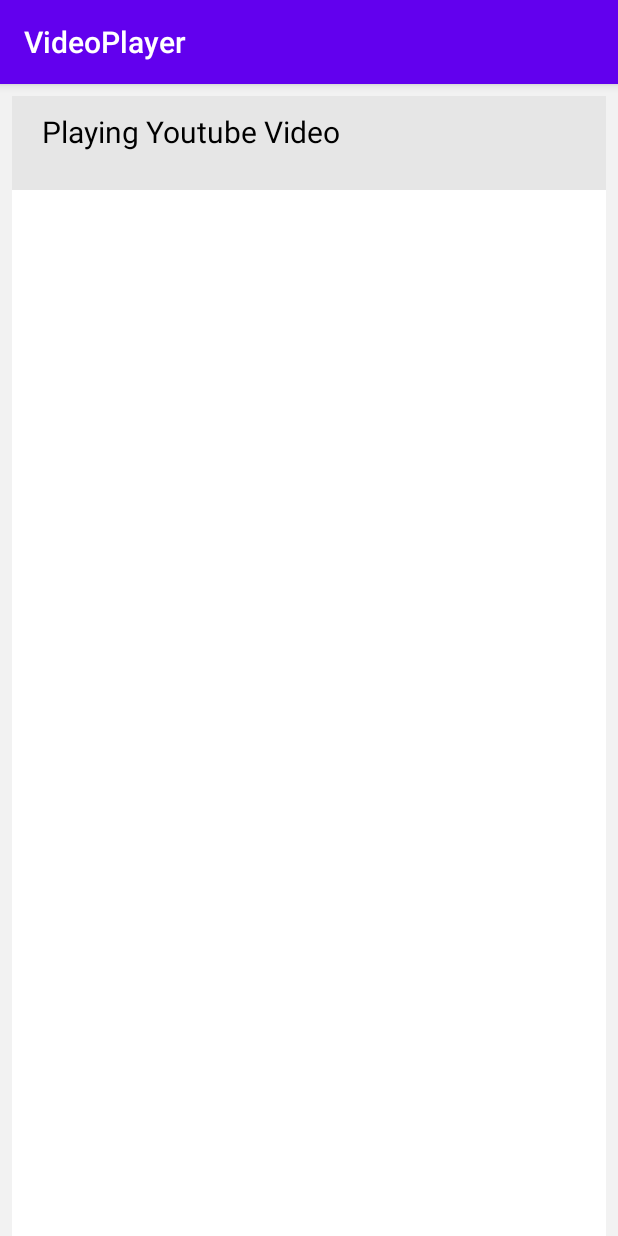
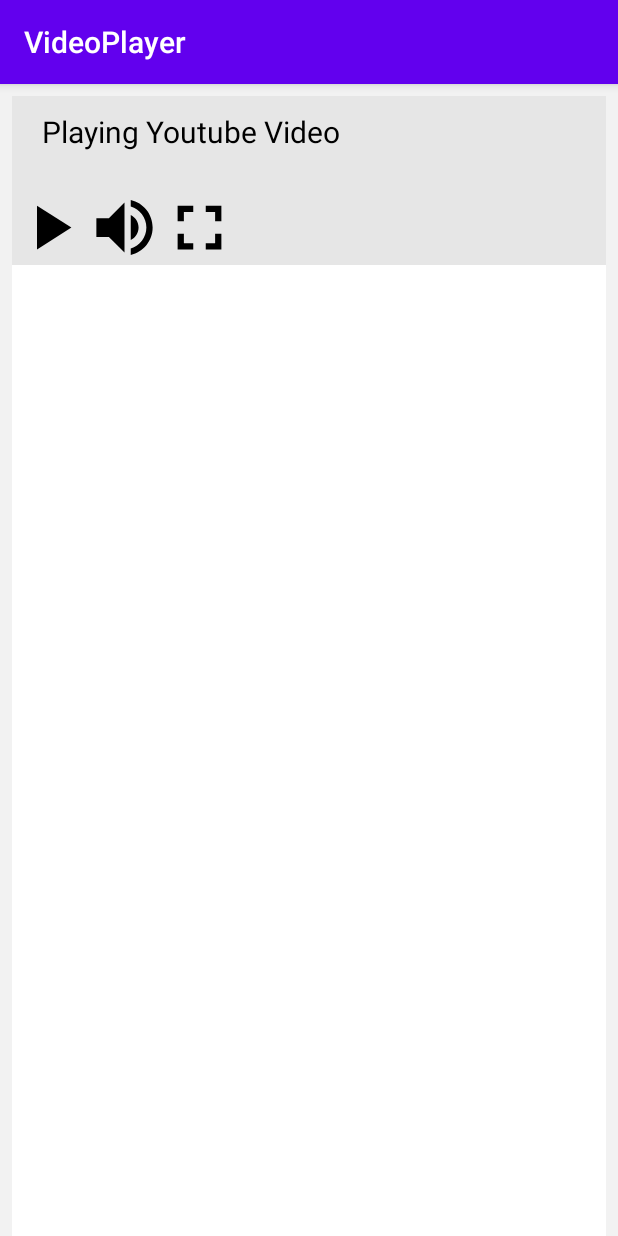
Before and after one commit to shivamsoods/ExoPlayerFullcreen, an Android app: the screen it shows after launch (MainActivity), on a phone screen of 412 x 824 dp. Run offline under Robolectric (Android 15) with nearby library versions, the phone set to English and light mode, and no system bars; libraries missing offline, so code that uses them is left out: com.google.android.exoplayer2; pictures from the network do not load; 11 statements that could not run were skipped.

Commit message:
Minor Changes

```diff
--- a/app/build.gradle
+++ b/app/build.gradle
@@ -6,7 +6,7 @@ android {
 
     defaultConfig {
         applicationId "com.shivam.videoplayer"
-        minSdkVersion 21
+        minSdkVersion 16
         targetSdkVersion 29
         versionCode 1
         versionName "1.0"
--- a/app/src/main/java/com/shivam/videoplayer/Resources.java
+++ b/app/src/main/java/com/shivam/videoplayer/Resources.java
@@ -5,7 +5,7 @@ class Resources {
 
     static final MediaObject[] MEDIA_OBJECTS = {
             new MediaObject("Playing Youtube Video ",
-                    "https://r2---sn-cnoa-na8e.googlevideo.com/videoplayback?expire=1587589570&ei=Yl2gXqKICOfAjATWqanwDg&ip=64.187.235.78&id=o-AJ71ct9GiONi-JR4MS-kJ58MRS1qXmVpPzzWhR6Qs10t&itag=18&source=youtube&requiressl=yes&vprv=1&mime=video%2Fmp4&gir=yes&clen=18014113&ratebypass=yes&dur=237.168&lmt=1586912914265688&fvip=2&c=WEB&txp=5531432&sparams=expire%2Cei%2Cip%2Cid%2Citag%2Csource%2Crequiressl%2Cvprv%2Cmime%2Cgir%2Cclen%2Cratebypass%2Cdur%2Clmt&sig=AJpPlLswRQIgKAIjxLxMa64-AAyJjhxmKD_Ta7X8gnGbylnks2L_aE4CIQDcVXjF3qU9s9qoLrf3gAFIaf0ujOimyopCceImVTEBXA==&title=Full+Video:+Masakali+|+Delhi+6+|+Abhishek+Bachchan,+Sonam+Kapoor+|+A.R.+Rahman+|++Mohit+Chauhan&redirect_counter=1&rm=sn-vgqe777l&req_id=14f53b39c315a3ee&cms_redirect=yes&ipbypass=yes&mh=M5&mip=59.92.134.252&mm=31&mn=sn-cnoa-na8e&ms=au&mt=1587567772&mv=u&mvi=1&pl=23&lsparams=ipbypass,mh,mip,mm,mn,ms,mv,mvi,pl&lsig=ALrAebAwRAIgQ8BjmhOZKDU3E8htl040Jv2qAz1vGM2EYG8LIQBMtXkCICtYDwYe8o8Uo1SyajXIaGl4NHUMdJgSldxhTPBmgPpV",
+                    "https://r2---sn-cnoa-na8e.googlevideo.com/videoplayback?expire=1587646870&ei=Nj2hXtKUN8SAkwbJv6XYAw&ip=199.30.51.135&id=o-ANkEayFX6mw62wiLz3yf4PwL9Yxo3HdU5KExtzoKUzlU&itag=18&source=youtube&requiressl=yes&vprv=1&mime=video%2Fmp4&gir=yes&clen=11452701&ratebypass=yes&dur=167.833&lmt=1541407821756782&fvip=3&beids=23886220&c=WEB&txp=5531432&sparams=expire%2Cei%2Cip%2Cid%2Citag%2Csource%2Crequiressl%2Cvprv%2Cmime%2Cgir%2Cclen%2Cratebypass%2Cdur%2Clmt&sig=AJpPlLswRgIhALvUzQWllJ9atrlTU74HLkxSYh71dPjWiwEyXhALrzNOAiEA8pnG8vOpol5LZ7rzOt3BtM4bYwHT7MmTIxOgVpkpbdY=&title=Subhanallah+-+Yeh+Jawaani+Hai+Deewani+|+Ranbir+Kapoor,+Deepika+Padukone&redirect_counter=1&rm=sn-a5m6y7s&fexp=23886220&req_id=ccbe502ef2e4a3ee&cms_redirect=yes&ipbypass=yes&mh=cm&mip=59.89.12.63&mm=31&mn=sn-cnoa-na8e&ms=au&mt=1587625238&mv=m&mvi=1&pl=21&lsparams=ipbypass,mh,mip,mm,mn,ms,mv,mvi,pl&lsig=ALrAebAwRgIhAIrXDkviTHoxgB-K2sDBmjyJj8ZcrPrzLkVBgAKpgkwBAiEAnsT-U_8G5VGN2YnTKWpog-jmuSiok7KqjdyN3fq0Wig%3D",
                     "https://s3.ca-central-1.amazonaws.com/codingwithmitch/media/VideoPlayerRecyclerView/Sending+Data+to+a+New+Activity+with+Intent+Extras.png",
                     "Description for media object #1"),
 
--- a/app/src/main/res/drawable/ic_volume_off_grey_24dp.xml
+++ b/app/src/main/res/drawable/ic_volume_off_grey_24dp.xml
@@ -1,4 +1,4 @@
-<vector android:height="24dp" android:tint="#686868"
+<vector android:height="24dp"
     android:viewportHeight="24.0" android:viewportWidth="24.0"
     android:width="24dp" xmlns:android="http://schemas.android.com/apk/res/android">
     <path android:fillColor="#FF000000" android:pathData="M16.5,12c0,-1.77 -1.02,-3.29 -2.5,-4.03v2.21l2.45,2.45c0.03,-0.2 0.05,-0.41 0.05,-0.63zM19,12c0,0.94 -0.2,1.82 -0.54,2.64l1.51,1.51C20.63,14.91 21,13.5 21,12c0,-4.28 -2.99,-7.86 -7,-8.77v2.06c2.89,0.86 5,3.54 5,6.71zM4.27,3L3,4.27 7.73,9L3,9v6h4l5,5v-6.73l4.25,4.25c-0.67,0.52 -1.42,0.93 -2.25,1.18v2.06c1.38,-0.31 2.63,-0.95 3.69,-1.81L19.73,21 21,19.73l-9,-9L4.27,3zM12,4L9.91,6.09 12,8.18L12,4z"/>
--- a/app/src/main/res/drawable/ic_volume_up_grey_24dp.xml
+++ b/app/src/main/res/drawable/ic_volume_up_grey_24dp.xml
@@ -1,4 +1,4 @@
-<vector android:height="24dp" android:tint="#686868"
+<vector android:height="24dp"
     android:viewportHeight="24.0" android:viewportWidth="24.0"
     android:width="24dp" xmlns:android="http://schemas.android.com/apk/res/android">
     <path android:fillColor="#FF000000" android:pathData="M3,9v6h4l5,5L12,4L7,9L3,9zM16.5,12c0,-1.77 -1.02,-3.29 -2.5,-4.03v8.05c1.48,-0.73 2.5,-2.25 2.5,-4.02zM14,3.23v2.06c2.89,0.86 5,3.54 5,6.71s-2.11,5.85 -5,6.71v2.06c4.01,-0.91 7,-4.49 7,-8.77s-2.99,-7.86 -7,-8.77z"/>
--- a/app/src/main/res/layout/layout_video_list_item.xml
+++ b/app/src/main/res/layout/layout_video_list_item.xml
@@ -5,9 +5,9 @@
     android:id="@+id/parent"
     android:layout_width="match_parent"
     android:layout_height="wrap_content"
+    android:layout_margin="8dp"
     android:background="#e6e6e6"
-    android:orientation="vertical"
-    android:layout_margin="8dp">
+    android:orientation="vertical">
 
 
     <TextView
@@ -27,18 +27,7 @@
         app:layout_constraintTop_toTopOf="parent" />
 
 
-
-    <FrameLayout
-        android:id="@+id/media_container"
-        android:layout_width="match_parent"
-        android:layout_height="wrap_content"
-        android:layout_marginBottom="10dp"
-        android:background="#000"
-        android:scaleType="center">
-
     <LinearLayout
-            android:gravity="center"
-            android:layout_gravity="center"
         android:layout_width="match_parent"
         android:layout_height="wrap_content"
         android:orientation="horizontal">
@@ -47,27 +36,37 @@
             android:id="@+id/playback_control"
             android:layout_width="50dp"
             android:layout_height="50dp"
-                android:layout_gravity="end"
             android:animateLayoutChanges="true"
-                android:scaleType="centerCrop"
             android:src="@drawable/ic_play_arrow_black_24dp" />
 
         <ImageView
             android:id="@+id/volume_control"
             android:layout_width="50dp"
             android:layout_height="50dp"
-                android:layout_gravity="end"
             android:animateLayoutChanges="true"
-                android:scaleType="centerCrop"
             android:src="@drawable/ic_volume_up_grey_24dp" />
 
         <ImageView
             android:id="@+id/fullscreen_control"
             android:layout_width="50dp"
             android:layout_height="50dp"
-                android:src="@drawable/ic_fullscreen_black_24dp"/>
+            android:animateLayoutChanges="true"
+            android:src="@drawable/ic_fullscreen_black_24dp" />
 
     </LinearLayout>
+
+    <FrameLayout
+        android:id="@+id/media_container"
+        android:layout_width="match_parent"
+        android:layout_height="wrap_content"
+        android:background="#000"
+        android:scaleType="center"
+        app:layout_constraintBottom_toBottomOf="parent"
+        app:layout_constraintEnd_toEndOf="parent"
+        app:layout_constraintStart_toStartOf="parent"
+        app:layout_constraintTop_toTopOf="parent">
+
+
         <ImageView
             android:id="@+id/thumbnail"
             android:layout_width="match_parent"
@@ -88,6 +87,4 @@
 
     </FrameLayout>
 
-
-
 </androidx.appcompat.widget.LinearLayoutCompat>
```
Also changed, not shown: app/src/main/java/com/shivam/videoplayer/VideoPlayerRecyclerView.java (+39 -23 lines). Lines whose indentation alone changed are shown as unchanged.
